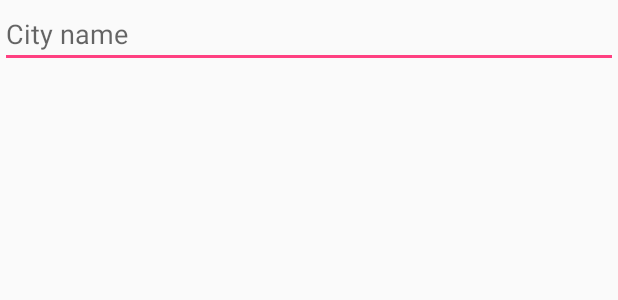
After one commit to Pilou44/Meteo, an Android app: the layout select_city.xml on its own in the app's theme, with its tools: preview values and no code run, on a phone screen of 412 x 824 dp. The commit adds this screen. Shown: the top 300 px of the screen. Run offline under Robolectric (Android 15) with nearby library versions, the phone set to English and light mode, and no system bars.

Commit message:
Prepare city selection for "dress today" functionnality

```diff
--- /dev/null
+++ b/app/src/main/res/layout/select_city.xml
@@ -0,0 +1,13 @@
+<?xml version="1.0" encoding="utf-8"?>
+<LinearLayout
+    xmlns:android="http://schemas.android.com/apk/res/android"
+    android:orientation="vertical"
+    android:layout_width="match_parent"
+    android:layout_height="match_parent">
+
+    <EditText
+        android:layout_width="match_parent"
+        android:layout_height="wrap_content"
+        android:hint="@string/city_name"
+        android:id="@+id/select_city_edit"/>
+</LinearLayout>
--- a/app/src/main/res/values/strings.xml
+++ b/app/src/main/res/values/strings.xml
@@ -8,4 +8,10 @@
     <string name="action_settings">Settings</string>
     <string name="background_description">Background</string>
     <string name="title_activity_dress_today">DressTodayActivity</string>
+    <string name="action_select_work">Select work location</string>
+    <string name="action_select_home">Select home location</string>
+    <string name="select_city_title">Enter a city name</string>
+    <string name="city_name">City name</string>
+    <string name="ok">OK</string>
+    <string name="cancel">Cancel</string>
 </resources>
```
Also changed, not shown: app/src/main/java/grandwechantloup/meteo/DressTodayActivity.java (+26 -0 lines), app/src/main/java/grandwechantloup/meteo/SelectCityDialog.java (added, +59 -0 lines), app/src/main/res/menu/menu_dress_today.xml (added, +13 -0 lines).
